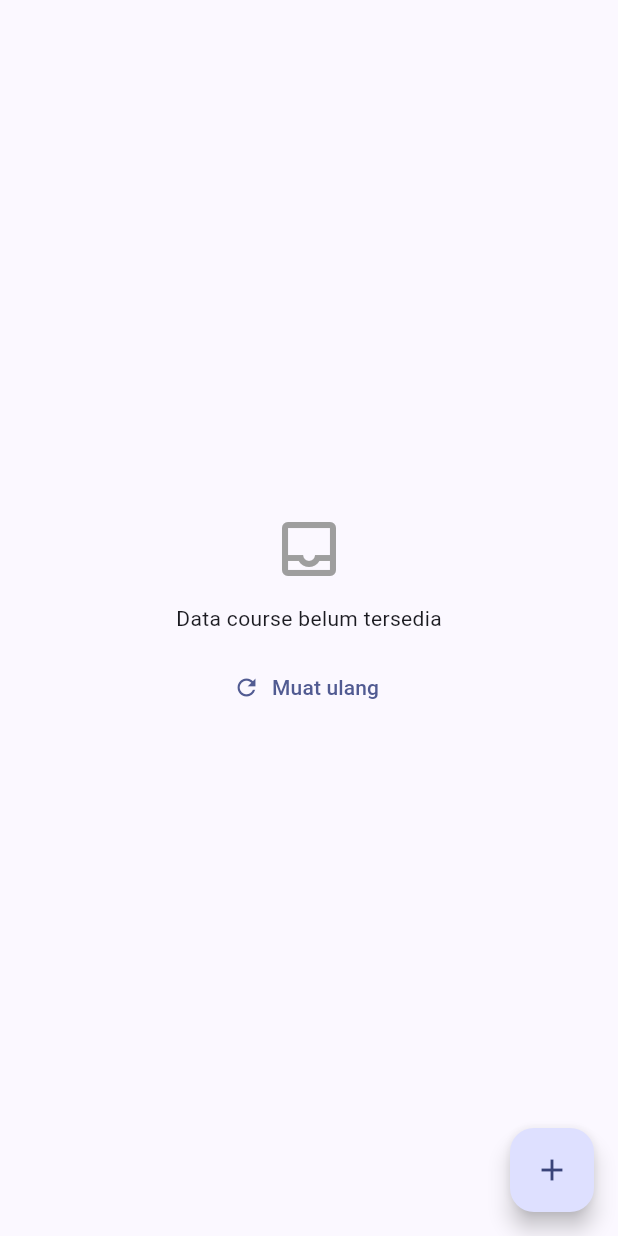
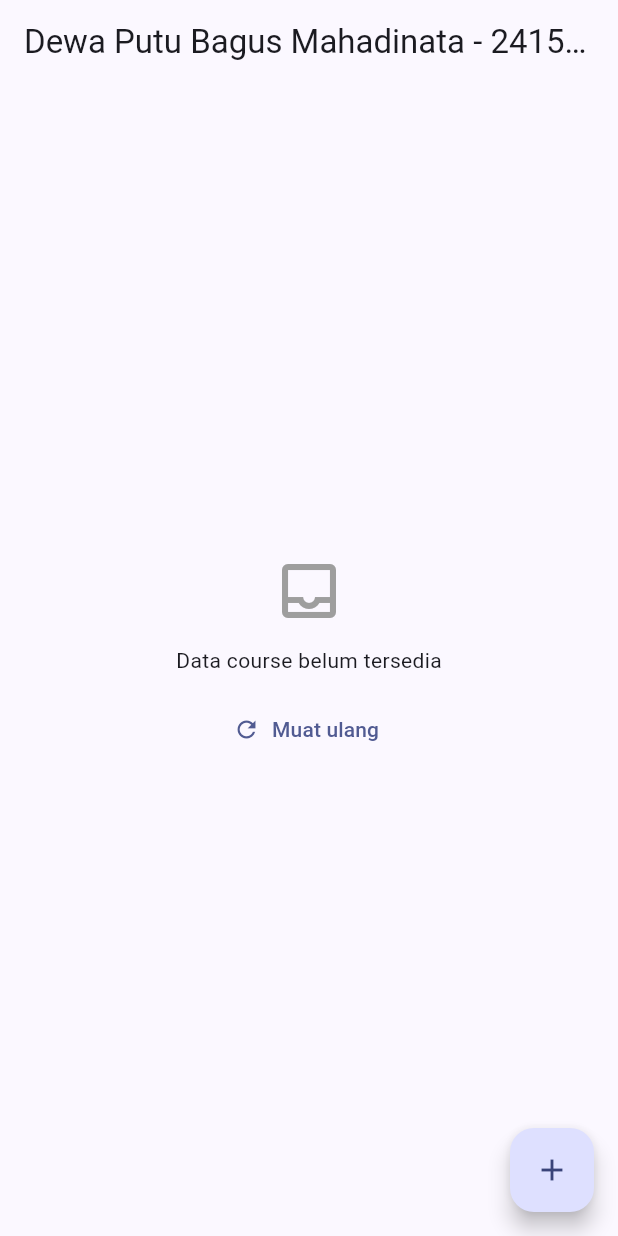
Before and after one commit to dotubagus/Dashboard-Flutter, a Flutter app: the screen it shows after launch, on a phone screen of 412 x 824 dp. Run offline on Flutter 3.47's test engine with Material 3 defaults, Android fonts, the phone set to English and light mode, and no system bars; our stand-ins replace supabase_flutter; accounts and stored records are empty.

```diff
--- a/lib/screens/course_root.dart
+++ b/lib/screens/course_root.dart
@@ -21,8 +21,9 @@ class CourseRoot extends StatelessWidget {
 
     // State: Loading
     if (provider.isLoading) {
-      return const Scaffold(
-        body: Center(
+      return Scaffold(
+        appBar: AppBar(title: const Text('$studentName - $studentId')),
+        body: const Center(
           child: Column(
             mainAxisSize: MainAxisSize.min,
             children: [
@@ -49,6 +50,7 @@ class CourseRoot extends StatelessWidget {
     // State: Empty
     if (provider.courses.isEmpty) {
       return Scaffold(
+        appBar: AppBar(title: const Text('$studentName - $studentId')),
         body: Center(
           child: Column(
             mainAxisSize: MainAxisSize.min,
```
Also changed, not shown: lib/services/course_supabase_service.dart (+8 -2 lines).
